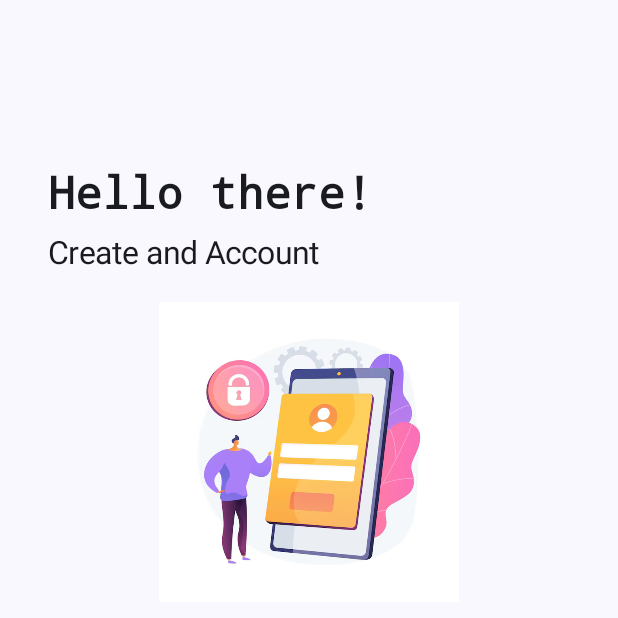
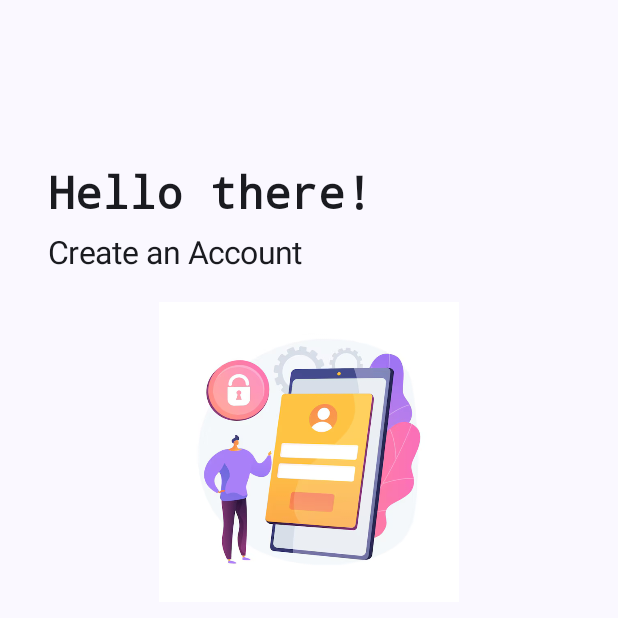
Before and after one commit to addiscodr/easy-shop, an Android app built with Jetpack Compose: the SignupScreen screen opened through its navigation route, on a phone screen of 412 x 824 dp, the top half of it. Run offline under Robolectric (Android 15) with nearby library versions, the phone set to English and light mode, and no system bars; our stand-ins replace Firebase (no records; nobody signed in at launch, a user with empty details on screens opened directly); libraries missing offline, so code that uses them is left out: com.google.android.play, com.tbuonomo.viewpagerdotsindicator; 2 statements that could not run were skipped.

Commit message:
Add BannerView.kt, CartPage.kt, FavoritePage.kt, HeaderView.kt, HomePage.kt, HomeScreen.kt, and ProfilePage.kt to codebase; Modify AppNavigation.kt, AuthViewModel.kt, LoginScreen.kt, and SignupScreen.kt

```diff
--- a/app/build.gradle.kts
+++ b/app/build.gradle.kts
@@ -60,4 +60,10 @@ dependencies {
     androidTestImplementation(libs.androidx.junit)
     debugImplementation(libs.androidx.compose.ui.test.manifest)
     debugImplementation(libs.androidx.compose.ui.tooling)
+    implementation(libs.androidx.compose.material.icons.extended)
+
+    implementation(libs.coil.compose)
+    implementation(libs.coil.network.okhttp)
+
+    implementation(libs.dotsindicator)
 }
--- a/app/src/main/java/com/addiscodr/easyshop/AppNavigation.kt
+++ b/app/src/main/java/com/addiscodr/easyshop/AppNavigation.kt
@@ -6,30 +6,37 @@ import androidx.navigation.compose.NavHost
 import androidx.navigation.compose.composable
 import androidx.navigation.compose.rememberNavController
 import com.addiscodr.easyshop.screens.AuthScreen
+import com.addiscodr.easyshop.screens.HomeScreen
 import com.addiscodr.easyshop.screens.LoginScreen
 import com.addiscodr.easyshop.screens.SignupScreen
+import com.google.firebase.Firebase
+import com.google.firebase.auth.auth
 
 @Composable
 fun AppNavigation(modifier: Modifier = Modifier){
 
     val navController = rememberNavController()
 
+    val isLoggedIn = Firebase.auth.currentUser != null
+
+    val firstPage = if(isLoggedIn) "home" else "auth"
+
     NavHost(
         navController = navController,
-        startDestination = "auth"
+        startDestination = firstPage
     ){
         composable(route = "auth"){
             AuthScreen(modifier, navController)
         }
         composable(route = "login"){
-            LoginScreen(modifier)
+            LoginScreen(modifier, navController)
         }
         composable(route = "signup"){
-            SignupScreen(modifier)
+            SignupScreen(modifier,navController)
         }
-
-
-
+        composable(route = "home"){
+            HomeScreen(modifier, navController)
+        }
 
     }
 
--- /dev/null
+++ b/app/src/main/java/com/addiscodr/easyshop/components/BannerView.kt
@@ -0,0 +1,74 @@
+
+package com.addiscodr.easyshop.components
+
+import androidx.compose.foundation.layout.Column
+import androidx.compose.foundation.layout.Spacer
+import androidx.compose.foundation.layout.fillMaxWidth
+import androidx.compose.foundation.layout.height
+import androidx.compose.foundation.pager.HorizontalPager
+import androidx.compose.foundation.pager.rememberPagerState
+import androidx.compose.foundation.shape.RoundedCornerShape
+import androidx.compose.material3.MaterialTheme
+import androidx.compose.runtime.Composable
+import androidx.compose.runtime.LaunchedEffect
+import androidx.compose.runtime.getValue
+import androidx.compose.runtime.mutableStateOf
+import androidx.compose.runtime.remember
+import androidx.compose.runtime.setValue
+import androidx.compose.ui.Modifier
+import androidx.compose.ui.draw.clip
+import androidx.compose.ui.unit.dp
+import coil3.compose.AsyncImage
+import com.google.firebase.Firebase
+import com.google.firebase.firestore.firestore
+import com.tbuonomo.viewpagerdotsindicator.compose.DotsIndicator
+import com.tbuonomo.viewpagerdotsindicator.compose.model.DotGraphic
+import com.tbuonomo.viewpagerdotsindicator.compose.type.ShiftIndicatorType
+
+@Composable
+fun BannerView(modifier: Modifier = Modifier) {
+
+    var bannerList by remember {
+        mutableStateOf<List<String>>(emptyList())
+    }
+
+    LaunchedEffect(Unit) {
+
+        Firebase.firestore
+            .collection("data")
+            .document("banners")
+            .get()
+            .addOnSuccessListener { document ->
+
+                bannerList = document
+                    .get("urls") as? List<String> ?: emptyList()
+            }
+            .addOnFailureListener { exception ->
+
+                exception.printStackTrace()
+            }
+    }
+
+    Column(modifier = modifier) {
+        val pagerState = rememberPagerState(0) {
+            bannerList.size
+
+        }
+        HorizontalPager(state = pagerState, pageSpacing = 21.dp) {
+            AsyncImage(
+                model =  bannerList.get(it), contentDescription="Banner image",
+                modifier = Modifier.fillMaxWidth()
+                    .clip(RoundedCornerShape(16.dp)))
+
+
+        }
+        Spacer(modifier = Modifier.height(10.dp))
+        DotsIndicator(dotCount = bannerList.size, type= ShiftIndicatorType(DotGraphic(
+            color = MaterialTheme.colorScheme.primary,
+            size = 10.dp
+        )), pagerState=pagerState)
+    }
+
+
+
+}
--- /dev/null
+++ b/app/src/main/java/com/addiscodr/easyshop/components/HeaderView.kt
@@ -0,0 +1,64 @@
+package com.addiscodr.easyshop.components
+
+import androidx.compose.foundation.layout.Arrangement
+import androidx.compose.foundation.layout.Column
+import androidx.compose.foundation.layout.Row
+import androidx.compose.foundation.layout.Spacer
+import androidx.compose.foundation.layout.fillMaxSize
+import androidx.compose.foundation.layout.fillMaxWidth
+import androidx.compose.foundation.layout.height
+import androidx.compose.material.icons.Icons
+import androidx.compose.material.icons.filled.Search
+import androidx.compose.material3.Icon
+import androidx.compose.material3.IconButton
+import androidx.compose.material3.Text
+import androidx.compose.runtime.Composable
+import androidx.compose.runtime.LaunchedEffect
+import androidx.compose.runtime.getValue
+import androidx.compose.runtime.mutableStateOf
+import androidx.compose.runtime.remember
+import androidx.compose.runtime.setValue
+import androidx.compose.ui.Alignment
+import androidx.compose.ui.Modifier
+import androidx.compose.ui.text.TextStyle
+import androidx.compose.ui.text.font.FontStyle
+import androidx.compose.ui.text.font.FontWeight
+import androidx.compose.ui.unit.dp
+import androidx.compose.ui.unit.sp
+import com.google.firebase.Firebase
+import com.google.firebase.auth.FirebaseAuth
+import com.google.firebase.firestore.firestore
+
+@Composable
+fun HeaderView(modifier: Modifier){
+    var name by remember {
+        mutableStateOf("")
+    }
+    LaunchedEffect(Unit) {
+        Firebase.firestore.collection("users")
+            .document(FirebaseAuth.getInstance().currentUser?.uid!!)
+            .get().addOnCompleteListener() {
+                name = it.result.get("name").toString().split(" ").get(0)
+            }
+    }
+    Spacer(modifier = Modifier.height(30.dp))
+    Row(
+        modifier = Modifier.fillMaxWidth(),
+        verticalAlignment = Alignment.CenterVertically,
+        horizontalArrangement = Arrangement.SpaceBetween
+    ) {
+        Column{
+            Text(text = "Welcome back")
+            Text(text = name, style = TextStyle (
+                fontSize = 18.sp,
+                fontWeight = FontWeight.Bold
+            ))
+        }
+        IconButton(onClick = {}) {
+            Icon(imageVector = Icons.Default.Search, contentDescription = "Search")
+
+        }
+    }
+
+
+}
--- /dev/null
+++ b/app/src/main/java/com/addiscodr/easyshop/pages/HomePage.kt
@@ -0,0 +1,25 @@
+package com.addiscodr.easyshop.pages
+
+import androidx.compose.foundation.layout.Column
+import androidx.compose.foundation.layout.Spacer
+import androidx.compose.foundation.layout.fillMaxSize
+import androidx.compose.foundation.layout.height
+import androidx.compose.foundation.layout.padding
+import androidx.compose.runtime.Composable
+import androidx.compose.ui.Modifier
+import androidx.compose.ui.unit.dp
+import com.addiscodr.easyshop.components.BannerView
+
+import com.addiscodr.easyshop.components.HeaderView
+
+@Composable
+fun HomePage(modifier: Modifier = Modifier){
+    Column(
+        modifier = modifier.fillMaxSize()
+            .padding(16.dp)
+    ) {
+        HeaderView(modifier)
+        Spacer(modifier = Modifier.height(10.dp))
+        BannerView(modifier = Modifier.height(200.dp))
+    }
+}
--- /dev/null
+++ b/app/src/main/java/com/addiscodr/easyshop/screens/HomeScreen.kt
@@ -0,0 +1,88 @@
+package com.addiscodr.easyshop.screens
+
+
+import androidx.compose.foundation.layout.padding
+import androidx.compose.material.icons.Icons
+import androidx.compose.material.icons.filled.Favorite
+import androidx.compose.material.icons.filled.Home
+import androidx.compose.material.icons.filled.Person
+import androidx.compose.material.icons.filled.ShoppingCart
+import androidx.compose.material3.Icon
+import androidx.compose.material3.NavigationBar
+import androidx.compose.material3.NavigationBarItem
+import androidx.compose.material3.Scaffold
+import androidx.compose.material3.Text
+import androidx.compose.runtime.Composable
+import androidx.compose.runtime.getValue
+import androidx.compose.runtime.mutableStateOf
+import androidx.compose.runtime.remember
+import androidx.compose.runtime.setValue
+import androidx.compose.ui.Modifier
+import androidx.compose.ui.graphics.vector.ImageVector
+import androidx.navigation.NavController
+import com.addiscodr.easyshop.pages.CartPage
+import com.addiscodr.easyshop.pages.FavoritePage
+import com.addiscodr.easyshop.pages.HomePage
+import com.addiscodr.easyshop.pages.ProfilePage
+import com.google.android.play.integrity.internal.t
+import org.w3c.dom.Text
+
+
+@Composable
+fun HomeScreen(modifier: Modifier = Modifier, navController: NavController){
+
+    val navItemList = listOf(
+        NavItem(label = "Home", icon = Icons.Default.Home),
+
+        NavItem(label = "Favorite", icon = Icons.Default.Favorite),
+
+        NavItem(label = "Cart", icon = Icons.Default.ShoppingCart),
+
+        NavItem(label = "Profile", icon = Icons.Default.Person),
+
+    )
+
+    var selectedIndex by remember {
+        mutableStateOf(value = 0)
+    }
+
+    Scaffold (
+        bottomBar = {
+            NavigationBar() {
+                navItemList.forEachIndexed { index, navItem ->
+                    NavigationBarItem(
+                        selected = index == selectedIndex,
+                        onClick = {
+                            selectedIndex = index
+                        },
+                        icon = {
+                            Icon(imageVector = navItem.icon, contentDescription = navItem.label)
+                        },
+                        label = {
+                            Text(text = navItem.label)
+                        }
+
+                    )
+                }
+            }
+        }
+    ){
+        ContentScreen(modifier = Modifier.padding(it), selectedIndex)
+    }
+}
+
+@Composable
+fun ContentScreen(modifier: Modifier = Modifier, selectedIndex : Int){
+    when(selectedIndex){
+        0 -> HomePage()
+        1 -> FavoritePage()
+        2 -> CartPage()
+        3 -> ProfilePage()
+    }
+
+}
+
+data class NavItem (
+    val  label: String,
+    val icon: ImageVector
+)
--- a/app/src/main/java/com/addiscodr/easyshop/screens/SignupScreen.kt
+++ b/app/src/main/java/com/addiscodr/easyshop/screens/SignupScreen.kt
@@ -27,12 +27,13 @@ import androidx.compose.ui.text.input.PasswordVisualTransformation
 import androidx.compose.ui.unit.dp
 import androidx.compose.ui.unit.sp
 import androidx.lifecycle.viewmodel.compose.viewModel
+import androidx.navigation.NavController
 import com.addiscodr.easyshop.AppUtil
 import com.addiscodr.easyshop.R
 import com.addiscodr.easyshop.viewmodel.AuthViewModel
 
 @Composable
-fun SignupScreen(modifier: Modifier = Modifier, authViewModel: AuthViewModel = viewModel()) {
+fun SignupScreen(modifier: Modifier = Modifier, navController: NavController,  authViewModel: AuthViewModel = viewModel()) {
     var email by remember {
         mutableStateOf(value = "")
     }
@@ -43,6 +44,10 @@ fun SignupScreen(modifier: Modifier = Modifier, authViewModel: AuthViewModel = v
 
     var password by remember {
         mutableStateOf(value = "")
+    }
+
+    var isLoading by remember {
+        mutableStateOf(value = false)
     }
 
     val context = LocalContext.current
@@ -64,7 +69,7 @@ fun SignupScreen(modifier: Modifier = Modifier, authViewModel: AuthViewModel = v
         Spacer(modifier = Modifier.height(10.dp))
 
         Text(
-            text = "Create and Account", modifier = Modifier.fillMaxWidth(), style = TextStyle(
+            text = "Create an Account", modifier = Modifier.fillMaxWidth(), style = TextStyle(
                 fontSize = 21.sp,
                 )
         )
@@ -87,7 +92,8 @@ fun SignupScreen(modifier: Modifier = Modifier, authViewModel: AuthViewModel = v
             label = {
                 Text(text = "Email")
             },
-            modifier = Modifier.fillMaxWidth())
+            modifier = Modifier.fillMaxWidth()
+        )
 
         Spacer(modifier = Modifier.height(10.dp))
 
@@ -118,6 +124,7 @@ fun SignupScreen(modifier: Modifier = Modifier, authViewModel: AuthViewModel = v
 
         Button(
             onClick = {
+                isLoading = true
             authViewModel.signup(
                 email,
                 name,
@@ -125,8 +132,12 @@ fun SignupScreen(modifier: Modifier = Modifier, authViewModel: AuthViewModel = v
 
             ){success, errorMessage ->
                 if(success){
-                    AppUtil.showToast(context, "Signup successful")
+                    isLoading = false
+                    navController.navigate(route = "home"){
+                        popUpTo(route = "auth"){ inclusive = true}
+                    }
                 } else {
+                    isLoading = false
                     AppUtil.showToast(
                         context,
                         errorMessage?: "Something went wrong!"
@@ -134,8 +145,11 @@ fun SignupScreen(modifier: Modifier = Modifier, authViewModel: AuthViewModel = v
                 }
             }
 
-        }, modifier = Modifier.fillMaxWidth().height(60.dp)) {
-            Text(text = "Signup", fontSize = 21.sp)
+        },
+            enabled = !isLoading,
+            modifier = Modifier.fillMaxWidth()
+                .height(60.dp)) {
+            Text(text =  if(isLoading) "Creating account..." else "Signup", fontSize = 21.sp)
         }
 
     }
```
Also changed, not shown: app/src/main/java/com/addiscodr/easyshop/pages/CartPage.kt (added, +9 -0 lines), app/src/main/java/com/addiscodr/easyshop/pages/FavoritePage.kt (added, +9 -0 lines), app/src/main/java/com/addiscodr/easyshop/pages/ProfilePage.kt (added, +9 -0 lines), app/src/main/java/com/addiscodr/easyshop/screens/LoginScreen.kt (+60 -6 lines), app/src/main/java/com/addiscodr/easyshop/viewmodel/AuthViewModel.kt (+9 -2 lines), gradle/libs.versions.toml (+10 -1 lines).
